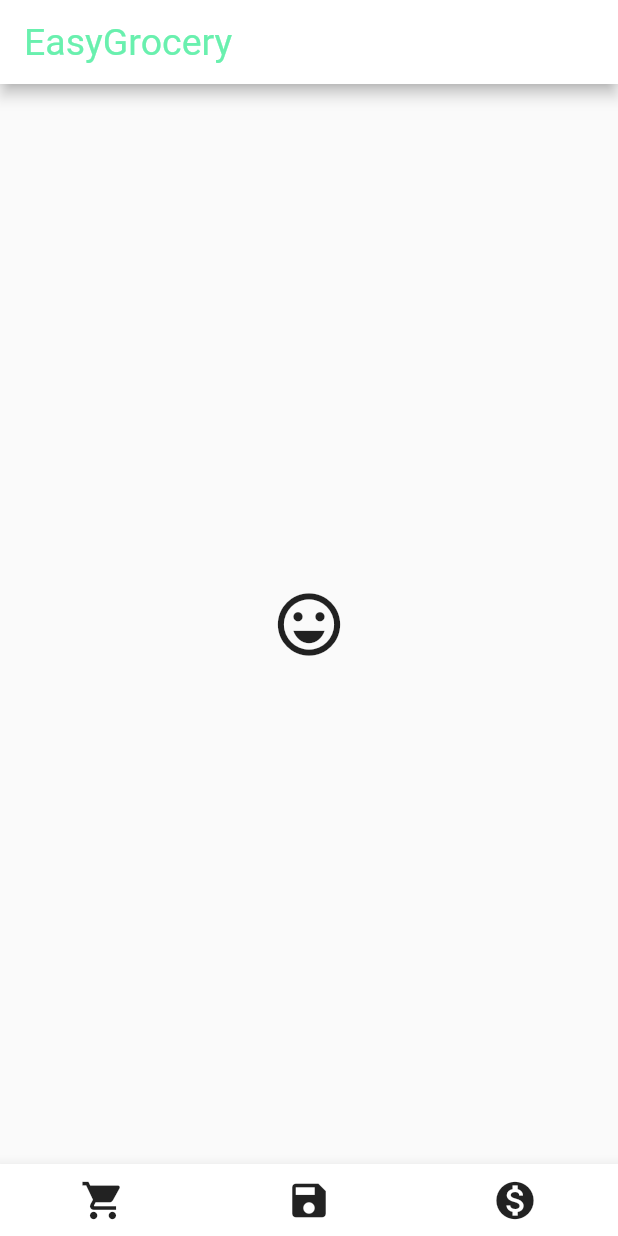
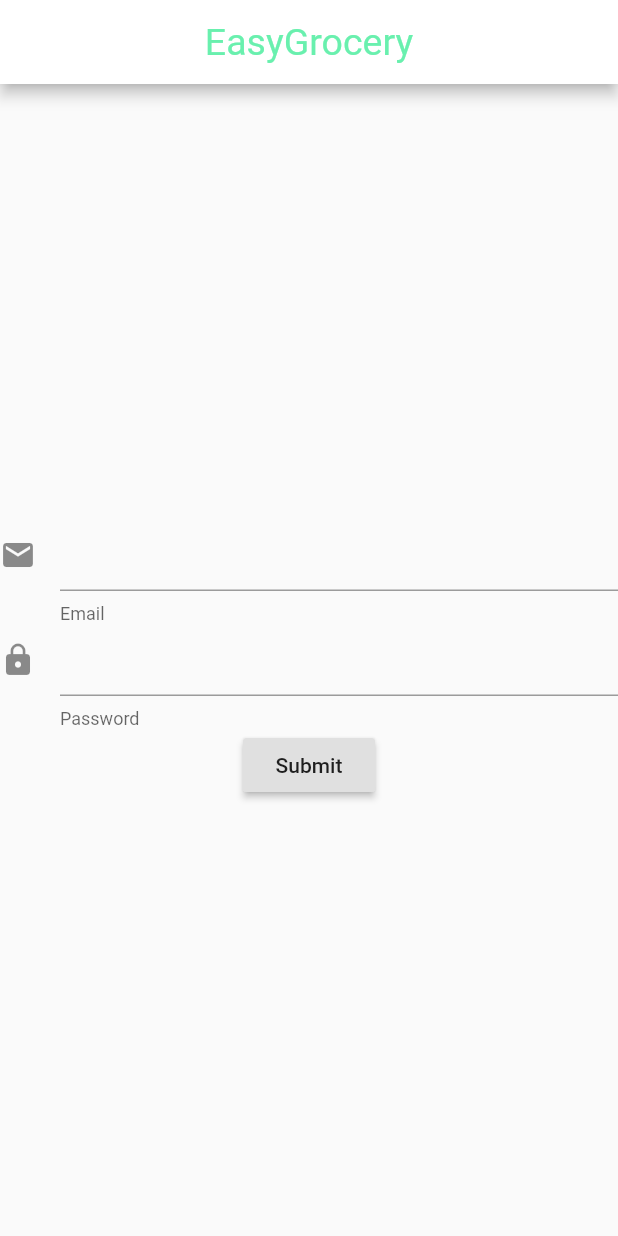
Before and after one commit to ChicoState/EasyGrocery, a Flutter app: the screen it shows after launch, on a phone screen of 412 x 824 dp. Run offline on Flutter 3.47's test engine with Material 2 defaults, Android fonts, the phone set to English and light mode, and no system bars.

Commit message:
Added login page, connects to main page

```diff
--- /dev/null
+++ b/lib/login.dart
@@ -0,0 +1,59 @@
+
+  import 'package:flutter/material.dart';
+  import 'main.dart';
+  class MyLoginPage extends StatefulWidget {
+  MyLoginPage({Key key, this.title}) : super(key: key);
+
+  final String title;
+
+  @override
+  _MyLoginPageState createState() => _MyLoginPageState();
+}
+
+class _MyLoginPageState extends State<MyLoginPage> {
+
+  void submit(){
+    print("sup");
+  }
+
+
+  @override
+  Widget build(BuildContext context) {
+    return Scaffold(
+      appBar: AppBar(
+        // Here we take the value from the MyHomePage object that was created by
+        // the App.build method, and use it to set our appbar title.
+        centerTitle: true,
+        backgroundColor: Colors.white,
+        title: Text(widget.title),
+        textTheme: TextTheme(
+          title: TextStyle(color: Colors.greenAccent, fontSize: 25.0, fontFamily: 'roboto')
+        ),
+      ),
+      //Adds Navigation bar to the bottom of the app screen
+      body: Center(
+        // Center is a layout widget. It takes a single child and positions it
+        // in the middle of the parent.
+        child: Column(
+          mainAxisAlignment: MainAxisAlignment.center,
+          children: <Widget>[
+            TextField(
+              decoration: InputDecoration(icon: Icon(Icons.email), helperText: "Email")
+            ),
+            TextField(
+              decoration: InputDecoration(icon: Icon(Icons.lock), helperText: "Password"),
+              ),
+              RaisedButton(
+                onPressed: () {
+                   Navigator.push(context,
+                   new MaterialPageRoute(builder: (context) => MyHomePage(title: 'EasyGrocery')),
+                    );
+                },
+                child: Text('Submit'),
+                )
+          ],
+        ),
+      ),
+    );
+  }
+}
--- a/lib/main.dart
+++ b/lib/main.dart
@@ -1,4 +1,5 @@
 import 'package:flutter/material.dart';
+import 'login.dart';
 
 void main() => runApp(MyApp());
 
@@ -20,10 +21,12 @@ class MyApp extends StatelessWidget {
         // is not restarted.
 //        primarySwatch: Colors.,
       ),
-      home: MyHomePage(title: 'EasyGrocery'),
+      home: MyLoginPage(title: 'EasyGrocery'),
     );
   }
 }
+
+
 
 class MyHomePage extends StatefulWidget {
   MyHomePage({Key key, this.title}) : super(key: key);
@@ -46,6 +49,10 @@ class MyHomePage extends StatefulWidget {
 class _MyHomePageState extends State<MyHomePage> {
   //int _counter = 0;
   //final titlecolor = const Color(0x03FC94);
+
+  void submit(){
+    print("sup");
+  }
 
   /*void _incrementCounter() {
     setState(() {
@@ -70,6 +77,7 @@ class _MyHomePageState extends State<MyHomePage> {
       appBar: AppBar(
         // Here we take the value from the MyHomePage object that was created by
         // the App.build method, and use it to set our appbar title.
+        centerTitle: true,
         backgroundColor: Colors.white,
         title: Text(widget.title),
         textTheme: TextTheme(
@@ -85,7 +93,7 @@ class _MyHomePageState extends State<MyHomePage> {
           //mainAxisAlignment: MainAxisAlignment.spaceEvenly,
           children: <Widget>[
             Expanded(child:
-            IconButton(icon: Icon(Icons.local_grocery_store),  iconSize: 30, onPressed: () {},),),
+            IconButton(icon: Icon(Icons.local_grocery_store),  iconSize: 30, onPressed: () {submit();},),),
             Expanded(child:
             IconButton(icon: Icon(Icons.save),  iconSize: 30, onPressed: () {},),),
             Expanded(child:
```
